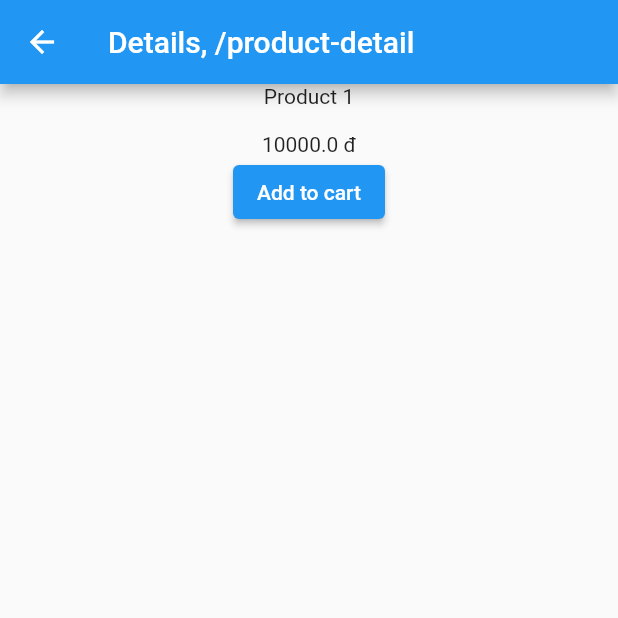
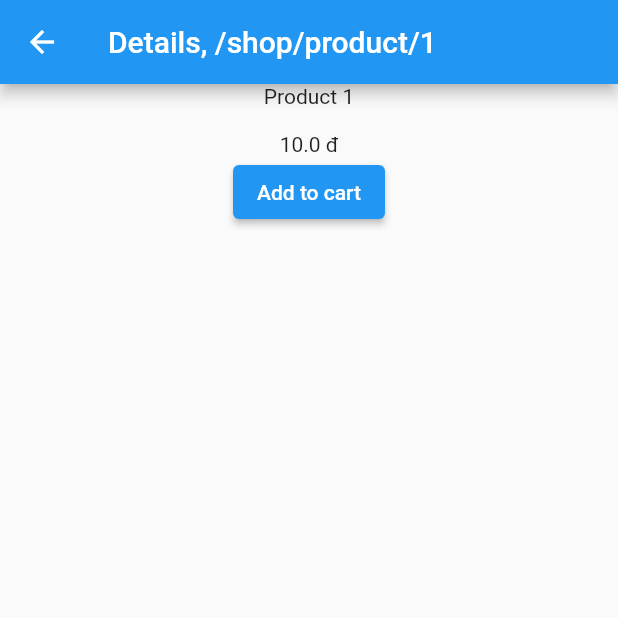
Before and after one commit to giaptt1610/demo_go_router, a Flutter app: the ShopPage screen opened by its route, after a tap on "Add to cart", after a tap on "Product 1", on a phone screen of 412 x 824 dp, the top half of it. Run offline on Flutter 3.47's test engine with Material 2 defaults, Android fonts, the phone set to English and light mode, and no system bars; our stand-ins replace badges, bloc, flutter_bloc, get_it, go_router.

Commit message:
impl sub-route shop/product/:id

```diff
--- a/lib/main.dart
+++ b/lib/main.dart
@@ -1,13 +1,15 @@
 import 'package:demo_go_router/blocs/cart/cart_bloc.dart';
 import 'package:demo_go_router/routes/app_router.dart';
 import 'package:demo_go_router/service_locator.dart';
-// import 'package:demo_go_router/routes/app_state_notifier.dart';
 import 'package:flutter/material.dart';
 import 'package:flutter_bloc/flutter_bloc.dart';
 
 import 'blocs/app/app_bloc.dart';
 
 void main() {
+  WidgetsFlutterBinding.ensureInitialized();
+
+  setupLocator();
   runApp(MyApp());
 }
 
--- /dev/null
+++ b/lib/mocks/product_repo_mock.dart
@@ -0,0 +1,12 @@
+import 'package:demo_go_router/models/product.dart';
+
+class ProductRepoMock {
+  final listProducts = <Product>[
+    Product(id: '1', name: 'Product 1', price: 10),
+    Product(id: '2', name: 'Product 2', price: 15),
+    Product(id: '3', name: 'Product 3', price: 12.5),
+    Product(id: '4', name: 'Product 4', price: 9.5),
+    Product(id: '5', name: 'Product 5', price: 6.5),
+    Product(id: '6', name: 'Product 6', price: 4.5),
+  ];
+}
--- a/lib/pages/details_page.dart
+++ b/lib/pages/details_page.dart
@@ -1,20 +1,45 @@
-import 'package:demo_go_router/blocs/cart/cart_bloc.dart';
-import 'package:demo_go_router/models/product.dart';
-import 'package:demo_go_router/routes/app_router.dart';
-import 'package:demo_go_router/service_locator.dart';
 import 'package:flutter/material.dart';
 import 'package:flutter_bloc/flutter_bloc.dart';
 import 'package:go_router/go_router.dart';
+import '../blocs/cart/cart_bloc.dart';
+import '../models/product.dart';
+import '../routes/app_router.dart';
+import '../service_locator.dart';
+import '../mocks/product_repo_mock.dart';
 
 class DetailsPage extends StatefulWidget {
-  final Product product;
-  DetailsPage({required this.product, Key? key}) : super(key: key);
+  final Product? product;
+  final String? productId;
+  DetailsPage({
+    this.product,
+    this.productId,
+    Key? key,
+  })  : assert(product == null || productId == null),
+        super(key: key);
 
   @override
   State<DetailsPage> createState() => _DetailsPageState();
 }
 
 class _DetailsPageState extends State<DetailsPage> {
+  Product? _product;
+
+  @override
+  void initState() {
+    super.initState();
+
+    // get product by id
+    if (widget.productId != null) {
+      _getProduct(widget.productId!).then((value) {
+        setState(() {
+          _product = value;
+        });
+      });
+    } else {
+      _product = widget.product;
+    }
+  }
+
   @override
   Widget build(BuildContext context) {
     final router = getIt<AppRouter>().router;
@@ -26,13 +51,15 @@ class _DetailsPageState extends State<DetailsPage> {
       body: Center(
         child: Column(
           children: [
-            Text('${widget.product.name}'),
-            Text('${widget.product.desc}'),
-            Text('${widget.product.price * 1000} đ'),
+            Text('${_product?.name}'),
+            Text('${_product?.desc}'),
+            Text('${_product?.price ?? 0 * 1000} đ'),
             ElevatedButton(
                 onPressed: () {
-                  context.read<CartBloc>().add(AddItemEvent(widget.product));
-                  GoRouter.of(context).pop();
+                  if (_product != null) {
+                    context.read<CartBloc>().add(AddItemEvent(_product!));
+                    GoRouter.of(context).pop();
+                  }
                 },
                 child: Text('Add to cart')),
           ],
@@ -40,4 +67,11 @@ class _DetailsPageState extends State<DetailsPage> {
       ),
     );
   }
+
+  Future<Product> _getProduct(String id) async {
+    await Future.delayed(Duration(milliseconds: 500));
+    return getIt<ProductRepoMock>()
+        .listProducts
+        .firstWhere((element) => element.id == id);
+  }
 }
--- a/lib/routes/app_router.dart
+++ b/lib/routes/app_router.dart
@@ -2,6 +2,7 @@ import 'dart:async';
 
 import 'package:demo_go_router/models/product.dart';
 import 'package:demo_go_router/pages/details_page.dart';
+import 'package:demo_go_router/pages/error_page.dart';
 import 'package:flutter/material.dart';
 import 'package:go_router/go_router.dart';
 import '../blocs/app/app_bloc.dart';
@@ -18,7 +19,6 @@ class AppRouter {
   AppRouter(this.appStateStream) {
     appStateStream.listen((event) {
       _currentState = event;
-      print('-- app state listen: ${event}');
       if (!event.loading) {
         if (!event.authenticated) {
           router.go('/login');
@@ -33,6 +33,10 @@ class AppRouter {
     debugLogDiagnostics: true,
     urlPathStrategy: UrlPathStrategy.path,
     // refreshListenable: GoRouterRefreshStream(appStateStream),
+    errorPageBuilder: (context, state) => MaterialPage<void>(
+      key: state.pageKey,
+      child: ErrorPage(error: state.error),
+    ),
     routes: [
       GoRoute(
         redirect: (state) {
@@ -54,7 +58,23 @@ class AppRouter {
       ),
       GoRoute(
         path: '/shop',
-        pageBuilder: (context, state) => MaterialPage(child: ShopPage()),
+        name: '/shop',
+        pageBuilder: (context, state) {
+          return MaterialPage(child: ShopPage());
+        },
+        routes: [
+          GoRoute(
+            name: 'product',
+            path: 'product/:productId',
+            pageBuilder: (context, state) {
+              String productId = state.params['productId'] ?? '';
+              return MaterialPage(
+                  child: DetailsPage(
+                productId: productId,
+              ));
+            },
+          ),
+        ],
       ),
       GoRoute(
         path: '/cart',
--- a/lib/service_locator.dart
+++ b/lib/service_locator.dart
@@ -1,3 +1,9 @@
 import 'package:get_it/get_it.dart';
+import 'mocks/product_repo_mock.dart';
 
 GetIt getIt = GetIt.instance;
+
+void setupLocator() {
+  final prodRepoMock = ProductRepoMock();
+  getIt.registerSingleton(prodRepoMock);
+}
--- a/lib/widgets/shop_item.dart
+++ b/lib/widgets/shop_item.dart
@@ -1,8 +1,8 @@
-import 'package:demo_go_router/blocs/cart/cart_bloc.dart';
-import 'package:demo_go_router/models/product.dart';
 import 'package:flutter/material.dart';
 import 'package:flutter_bloc/flutter_bloc.dart';
 import 'package:go_router/go_router.dart';
+import '../blocs/cart/cart_bloc.dart';
+import '../models/product.dart';
 
 class ShopItem extends StatelessWidget {
   final Product product;
@@ -17,8 +17,8 @@ class ShopItem extends StatelessWidget {
           Expanded(
             child: InkWell(
                 onTap: () {
-                  GoRouter.of(context)
-                      .push('/product-detail', extra: {'item': product});
+                  context
+                      .pushNamed('product', params: {'productId': product.id});
                 },
                 child: Column(
                   children: [
```
Also changed, not shown: lib/pages/error_page.dart (added, +20 -0 lines), lib/pages/shop_page.dart (+5 -12 lines).
